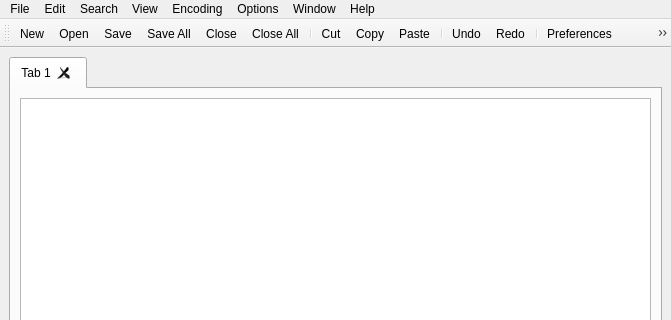
Yovsky/Edito, file editor.ui: the form before one commit; both pictures show x 0 to 671 and y 0 to 320 of the 671 by 622 pixel window.
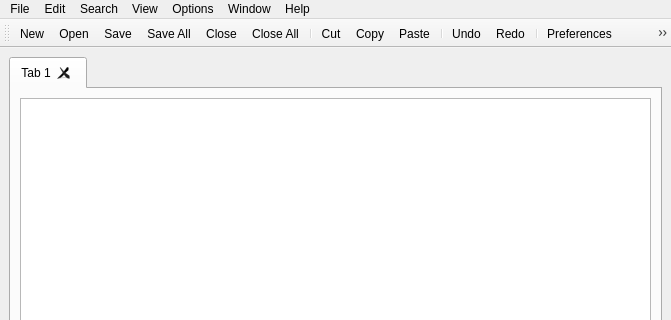
The form after the commit. Icons and pictures are not drawn. Custom widgets are drawn as their Qt base class.

Commit message: Improved encoding menu and encoding detection.

```diff
--- a/editor.ui
+++ b/editor.ui
@@ -176,21 +176,10 @@
     </property>
     <addaction name="actionGo_To"/>
    </widget>
-   <widget class="QMenu" name="menuEncoding">
-    <property name="title">
-     <string>Encoding</string>
-    </property>
-    <addaction name="actionUTF_8"/>
-    <addaction name="actionUTF_16LE"/>
-    <addaction name="actionUTF_16BE"/>
-    <addaction name="actionUTF_32LE"/>
-    <addaction name="actionUTF_32BE"/>
-   </widget>
    <addaction name="menuFile"/>
    <addaction name="menuEdit"/>
    <addaction name="menuSearch"/>
    <addaction name="menuView"/>
-   <addaction name="menuEncoding"/>
    <addaction name="menuOptions"/>
    <addaction name="menuWindow"/>
    <addaction name="menuHelp"/>
```
The commit also changes 3 other files.
